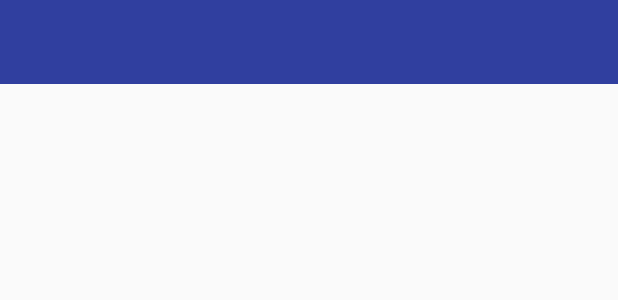
After one commit to usmanali598/AndroidAppCarTracking, an Android app: the layout toolbar_layout.xml on its own in the app's theme, with its tools: preview values and no code run, on a phone screen of 412 x 824 dp. The commit adds this screen. Shown: the top 300 px of the screen. Run offline under Robolectric (Android 15) with nearby library versions, the phone set to English and light mode, and no system bars.

Commit message:
Toolbar setup

```diff
--- /dev/null
+++ b/app/src/main/res/layout/toolbar_layout.xml
@@ -0,0 +1,11 @@
+<?xml version="1.0" encoding="utf-8"?>
+<android.support.v7.widget.Toolbar
+    xmlns:android="http://schemas.android.com/apk/res/android"
+    android:layout_height="wrap_content"
+    android:layout_width="match_parent"
+    android:background="@color/colorPrimaryDark"
+    android:minHeight="?attr/actionBarSize"
+    android:id="@+id/toolbar"
+    >
+
+</android.support.v7.widget.Toolbar>
--- a/app/src/main/res/menu/get_menu.xml
+++ b/app/src/main/res/menu/get_menu.xml
@@ -7,7 +7,6 @@
     <item android:id="@+id/refresh"
         android:title="@string/refresh"
         android:icon="@mipmap/refresh"
-
         android:orderInCategory="100"
         app:showAsAction="always"/>
 
--- a/app/src/main/res/values/strings.xml
+++ b/app/src/main/res/values/strings.xml
@@ -1,5 +1,5 @@
 <resources>
-    <string name="app_name">ProRetro</string>
+    <string name="app_name">CarTracking</string>
     <string name="name">name</string>
     <string name="password">Password</string>
     <string name="username">UserName</string>
@@ -26,4 +26,6 @@
     <string name="title_activity_maps">Map</string>
     <string name="maps">Maps</string>
     <string name="tvText">Add Id For Location Tracking</string>
+    <string name="daily_km_amount">Daily KM</string>
+    <string name="daily_fuel_amount">Daily Fuel</string>
 </resources>
```
Also changed, not shown: app/src/main/AndroidManifest.xml (+27 -11 lines), app/src/main/java/com/example/usman/proretro/app/MapsActivity.java (+12 -2 lines), app/src/main/res/menu/menu_overall.xml (+13 -1 lines), app/src/main/res/values/styles.xml (+13 -1 lines).
